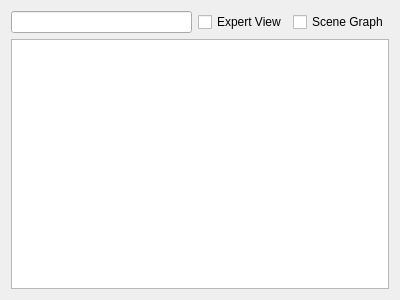
DLR-SC/tigl, file TIGLCreator/src/CPACSTreeWidget.ui: the form before one commit.
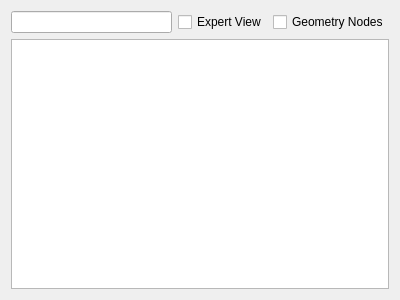
The form after the commit. Custom widgets are drawn as their Qt base class.

Commit message: rename scene graph option to geometry nodes

Diff of the .ui file:
```diff
--- a/TIGLCreator/src/CPACSTreeWidget.ui
+++ b/TIGLCreator/src/CPACSTreeWidget.ui
@@ -39,7 +39,7 @@
        <string>&lt;html&gt;&lt;head/&gt;&lt;body&gt;&lt;p&gt;Limit the CPACS tree to elements available in the scene graph (only checkable UIDs).&lt;/p&gt;&lt;/body&gt;&lt;/html&gt;</string>
       </property>
       <property name="text">
-       <string>Scene Graph</string>
+       <string>Geometry Nodes</string>
       </property>
      </widget>
     </item>
```
Left out of the diff: 4 changed lines with no effect on the pictures. The commit also changes 5 other files.
